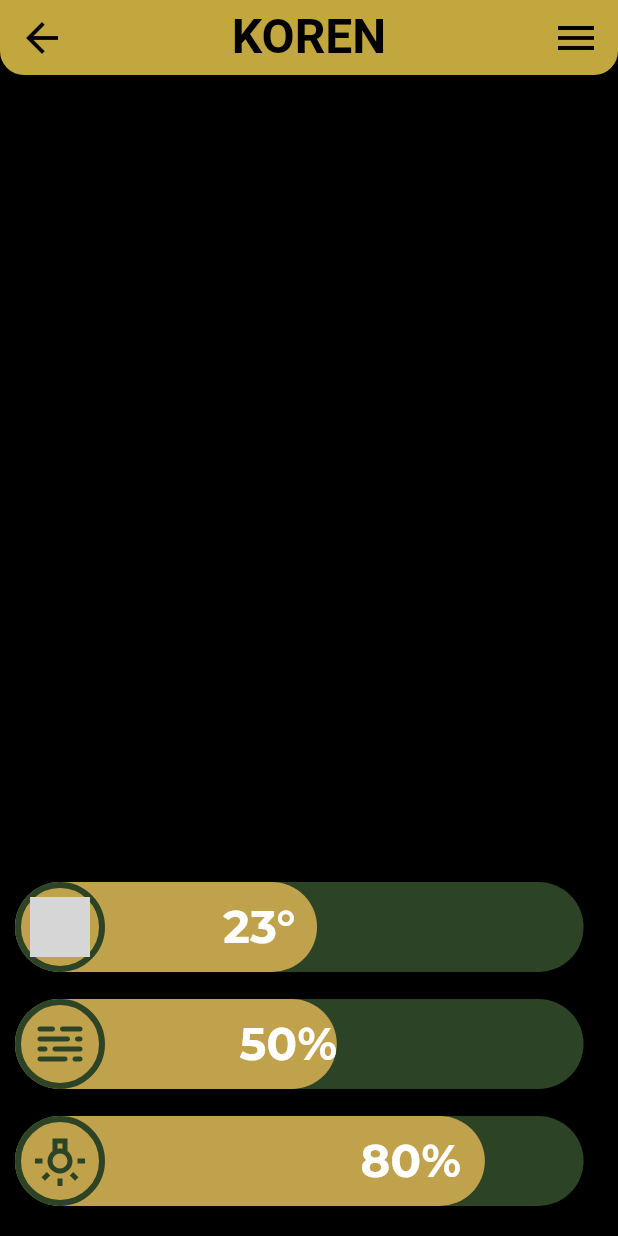
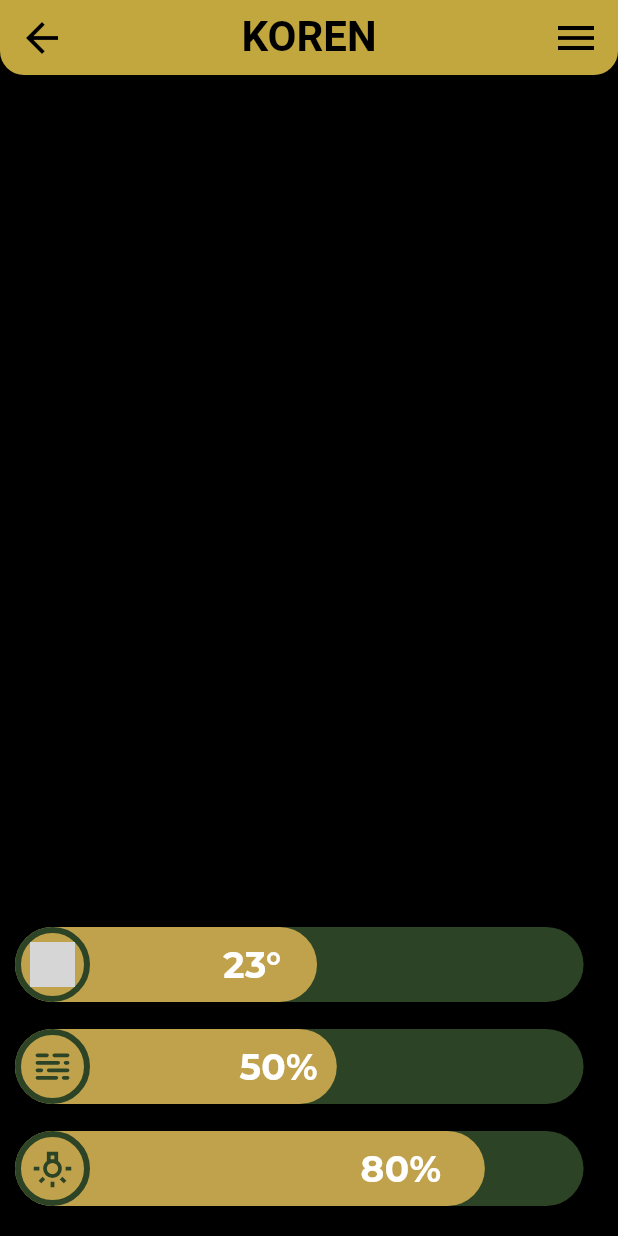
Before and after one commit to VodopadGames/koren_app, a Flutter app: the screen it shows after launch, on a phone screen of 412 x 824 dp. Run offline on Flutter 3.47's test engine with Material 3 defaults, Android fonts, the phone set to English and light mode, and no system bars; our stand-ins replace firebase_core, flutter_svg; accounts and stored records are empty; Roboto replaces fonts that are missing (Montserat); grey boxes are pictures that could not be loaded.

Commit message:
slider height variable for all + font of appBar reduced

```diff
--- a/lib/custom_slider.dart
+++ b/lib/custom_slider.dart
@@ -30,6 +30,7 @@ class CustomSliderState extends State<CustomSlider> {
     double sliderWidth = screenWidth * 0.92; // % от ширината на екрана
     double filledWidth = ((widget.value - widget.min) / (widget.max - widget.min)) * (sliderWidth - 50) + 50;
     double textPosition = ((widget.value - widget.min) / (widget.max - widget.min)) * (sliderWidth - 110) + 15;
+    double sliderHeight = 50;
 
     return Column(
       crossAxisAlignment: CrossAxisAlignment.start,
@@ -42,7 +43,7 @@ class CustomSliderState extends State<CustomSlider> {
             children: [
               Container(
                 width: sliderWidth,
-                height: 60,
+                height: sliderHeight,
                 decoration: BoxDecoration(
                   color: Color(0xFF2C4425),
                   borderRadius: BorderRadius.circular(30),
@@ -50,7 +51,7 @@ class CustomSliderState extends State<CustomSlider> {
               ),
               Container(
                 width: filledWidth,
-                height: 60,
+                height: sliderHeight,
                 decoration: BoxDecoration(
                   color: Color(0xFFC1A24C),
                   borderRadius: BorderRadius.circular(30),
@@ -59,8 +60,8 @@ class CustomSliderState extends State<CustomSlider> {
               Positioned(
                 left: 0,
                 child: Container(
-                  width: 60,
-                  height: 60,
+                  width: sliderHeight,
+                  height: sliderHeight,
                   decoration: BoxDecoration(
                     color: Color(0xFFC1A24C),
                     shape: BoxShape.circle,
@@ -68,8 +69,8 @@ class CustomSliderState extends State<CustomSlider> {
                   ),
                   child: Center(
                     child: SizedBox(
-                      width: 40,
-                      height: 40,
+                      width: sliderHeight - 20,
+                      height: sliderHeight - 20,
                       child: SvgPicture.asset(
                         widget.iconPic,
                         fit: BoxFit.contain,
@@ -88,7 +89,7 @@ class CustomSliderState extends State<CustomSlider> {
                   style: TextStyle(
                     fontFamily: 'Montserrat',
                     color: Colors.white,
-                    fontSize: 30,
+                    fontSize: 24,
                     fontWeight: FontWeight.bold,
                   ),
                 ),
--- a/lib/main.dart
+++ b/lib/main.dart
@@ -76,7 +76,7 @@ class _MyHomePageState extends State<MyHomePage> {
               color: Colors.black,
               fontFamily: "Montserat",
               fontWeight: FontWeight.bold,
-              fontSize: 32,
+              fontSize: 28,
             ),
           ),
           centerTitle: true,
```
